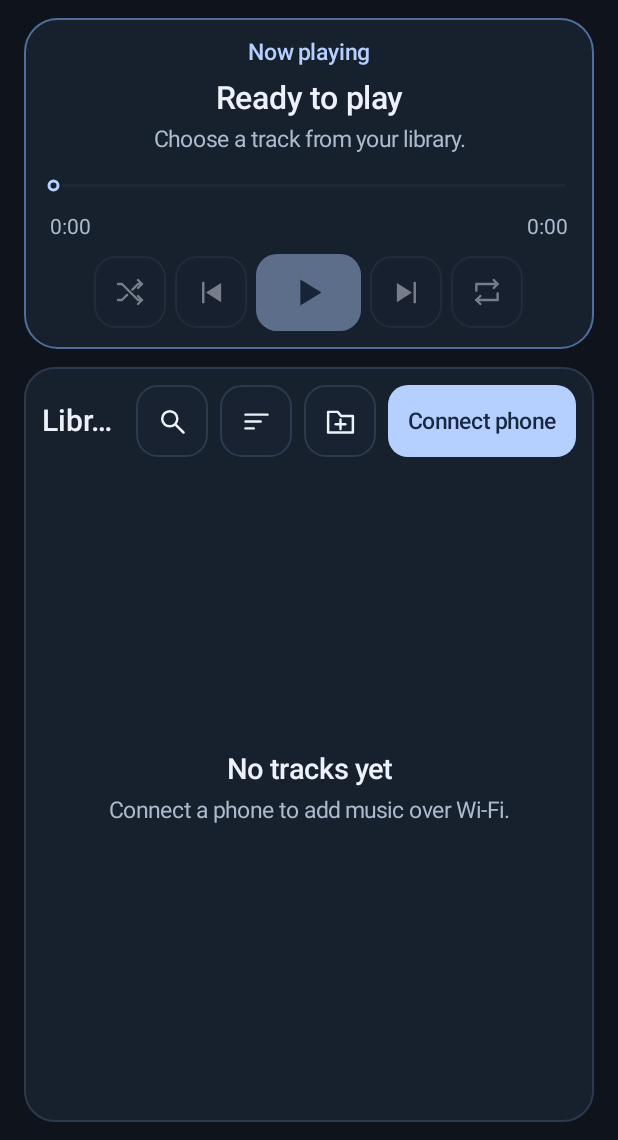
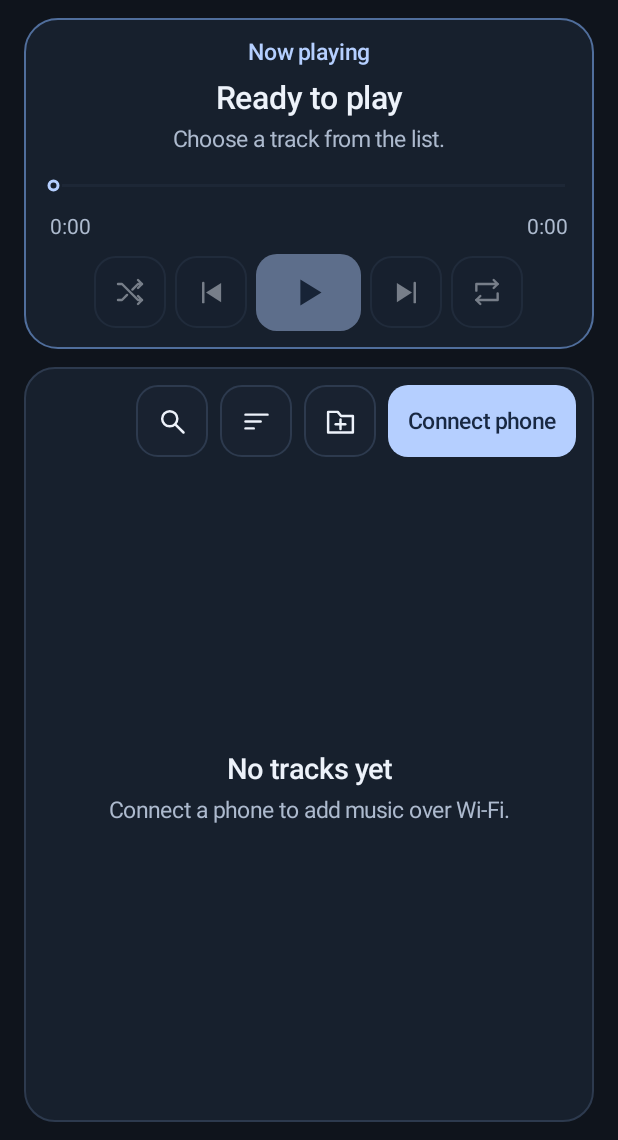
Before and after one commit to siarheisinelnikau/voyah-music, an Android app: the screen it shows after launch (PlayerActivity), on a phone screen of 412 x 824 dp, the part 96-1236 px from its top. Run offline under Robolectric (Android 15) with nearby library versions, the phone set to English and light mode, and no system bars; network calls fail; pictures from the network do not load; 2 statements that could not run were skipped.

Commit message:
Drop the word Library from the Voyah Music player
The list outside folders no longer has a heading; its place at the top
stays empty, so the header buttons keep their places, and inside a
folder the back button and the folder's name stand there as before.
The texts that named the library now say the list, music or no folder
instead: the empty player hint, the loading message, the received
track notice and the folder outside all folders, in English, Russian
and Kazakh. The back button is announced as Back.

```diff
--- a/player/src/main/java/app/voyahmusic/player/ui/PlayerActivity.java
+++ b/player/src/main/java/app/voyahmusic/player/ui/PlayerActivity.java
@@ -412,11 +412,12 @@ public final class PlayerActivity extends MusicActivity {
      */
     private void libraryHeader(LinearLayout header, boolean wide) {
         if (folderId != 0) {
-            header.addView(ui.iconButton(UiKit.Icon.BACK, getText(R.string.library), false, () -> openFolder(0)),
+            header.addView(ui.iconButton(UiKit.Icon.BACK, getText(R.string.back), false, () -> openFolder(0)),
                     ui.dp(48), ui.dp(48));
             ui.gap(header, 8);
         }
-        libraryTitle = ui.text(getText(R.string.library), wide ? 24 : 20, UiKit.TEXT, true);
+        // The list outside folders has no heading; inside a folder this shows the folder's name.
+        libraryTitle = ui.text("", wide ? 24 : 20, UiKit.TEXT, true);
         ui.truncate(libraryTitle, 1);
         header.addView(libraryTitle, ui.weighted());
         ui.gap(header, 8);
--- a/shared/src/main/res/values/pairing.xml
+++ b/shared/src/main/res/values/pairing.xml
@@ -35,7 +35,7 @@
     <string name="invalid_folder">Enter a folder name without slashes.</string>
     <string name="folder_failed">Could not create the folder. Use a different name.</string>
     <string name="empty_folder">This folder is empty</string>
-    <string name="library_root">Library root</string>
+    <string name="library_root">No folder</string>
     <string name="move_track">Move to folder</string>
     <string name="move_failed">Could not move this track.</string>
     <string name="destination">Send files to</string>
--- a/shared/src/main/res/values/strings.xml
+++ b/shared/src/main/res/values/strings.xml
@@ -51,15 +51,14 @@
     <string name="playback_position">Playback position</string>
     <string name="playback_error">Could not play this track. Select another file or try again.</string>
     <string name="player_empty">Ready to play</string>
-    <string name="player_empty_hint">Choose a track from your library.</string>
-    <string name="library">Library</string>
+    <string name="player_empty_hint">Choose a track from the list.</string>
     <string name="search_library">Search music</string>
     <string name="search_open">Search</string>
     <string name="search_close">Close search</string>
     <string name="empty_library">No tracks yet</string>
     <string name="empty_library_hint">Connect a phone to add music over Wi-Fi.</string>
     <string name="no_matches">No tracks match your search.</string>
-    <string name="loading_library">Loading library…</string>
+    <string name="loading_library">Loading music…</string>
     <string name="track_options">Track options</string>
     <string name="delete_track">Delete track</string>
     <string name="delete_hint">Remove “%1$s” from this device?</string>
@@ -82,7 +81,7 @@
     <string name="receive_failed">Could not start receiving on this network. Try again.</string>
     <string name="start_receiving">Start receiving</string>
     <string name="opening_receiver">Opening the receive window…</string>
-    <string name="received_track">Added to library: %1$s</string>
+    <string name="received_track">Added: %1$s</string>
     <string name="transfer_connection">Car connection</string>
     <string name="transfer_instructions">Join the car’s Wi-Fi. In Voyah Music, open Connect phone and scan the displayed QR code here.</string>
     <string name="address_example">192.168.1.20</string>
```
Also changed, not shown: 4 other files.
